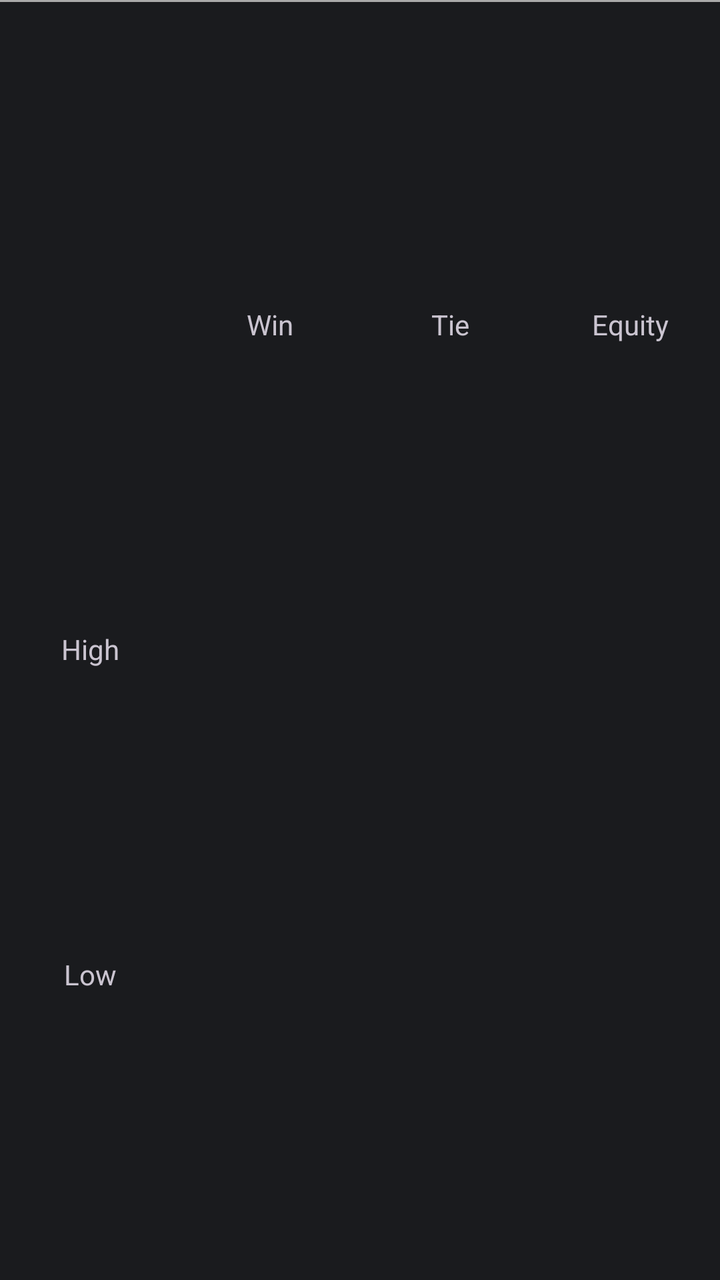
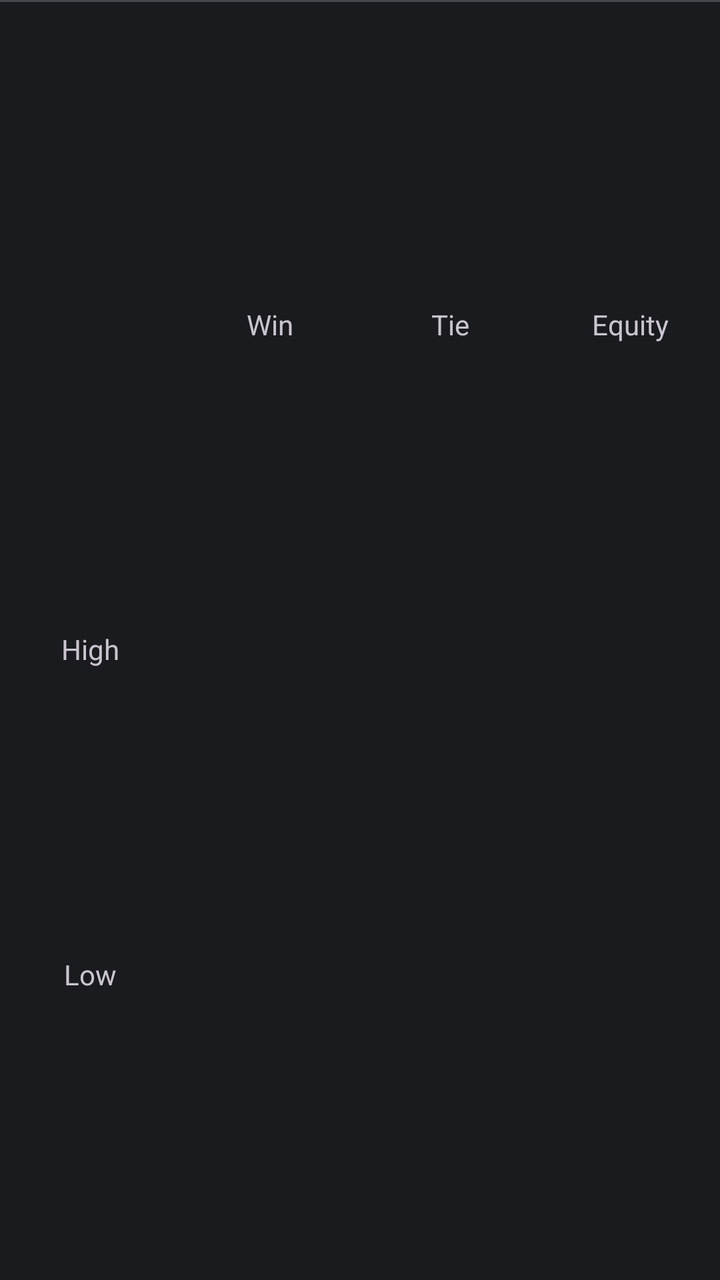

Two renders of the same Android screen: before a commit and after it. Below are the layout's source before the change and the commit's diff.
<!-- AndroidManifest.xml: application theme Theme.CJPokerOddsCalculator -->
<!-- res/layout/omaha_hilo_player_row.xml -->
<?xml version="1.0" encoding="utf-8"?>
<androidx.constraintlayout.widget.ConstraintLayout
    xmlns:android="http://schemas.android.com/apk/res/android"
    xmlns:app="http://schemas.android.com/apk/res-auto"
    android:layout_width="match_parent"
    android:layout_height="wrap_content">

    <View
        android:id="@+id/divider"
        android:layout_width="match_parent"
        android:layout_height="1dp"
        android:background="@android:color/darker_gray"
        app:layout_constraintTop_toTopOf="parent" />

    <Space
        android:id="@+id/space_above_cards"
        android:layout_width="0dp"
        android:layout_height="10dp"
        app:layout_constraintTop_toBottomOf="@id/divider"
        app:layout_constraintLeft_toLeftOf="parent"
        app:layout_constraintWidth_percent="0.8" />

    <Space
        android:id="@+id/space_below_cards"
        android:layout_width="0dp"
        android:layout_height="10dp"
        app:layout_constraintLeft_toLeftOf="parent"
        app:layout_constraintWidth_percent="0.8" />

    <com.google.android.material.button.MaterialButton
        android:id="@+id/remove"
        app:icon="@drawable/outline_close_24"
        app:layout_constraintTop_toBottomOf="@id/divider"
        app:layout_constraintBottom_toTopOf="@id/stats_button"
        app:layout_constraintLeft_toRightOf="@id/space_above_cards"
        app:layout_constraintRight_toRightOf="parent"
        style="@style/SideOmahaIconButton" />

    <com.google.android.material.button.MaterialButton
        android:id="@+id/stats_button"
        app:icon="@drawable/outline_expand_more_24"
        app:layout_constraintTop_toBottomOf="@id/remove"
        app:layout_constraintBottom_toBottomOf="@id/space_below_cards"
        app:layout_constraintLeft_toRightOf="@id/space_above_cards"
        app:layout_constraintRight_toRightOf="parent"
        style="@style/SideOmahaIconButton" />

    <com.google.android.material.textview.MaterialTextView
        android:id="@+id/win_text"
        android:layout_width="0dp"
        android:layout_height="wrap_content"
        android:textSize="14sp"
        android:text="@string/win"
        android:gravity="center"
        app:layout_constraintTop_toBottomOf="@id/stats_button"
        app:layout_constraintBottom_toTopOf="@id/high_text"
        app:layout_constraintLeft_toRightOf="@id/high_text"
        app:layout_constraintRight_toLeftOf="@id/tie_text" />

    <com.google.android.material.textview.MaterialTextView
        android:id="@+id/tie_text"
        android:layout_width="0dp"
        android:layout_height="wrap_content"
        android:textSize="14sp"
        android:text="@string/tie"
        android:gravity="center"
        app:layout_constraintTop_toBottomOf="@id/stats_button"
        app:layout_constraintBottom_toTopOf="@id/high_text"
        app:layout_constraintLeft_toRightOf="@id/win_text"
        app:layout_constraintRight_toLeftOf="@id/equity_text" />

    <com.google.android.material.textview.MaterialTextView
        android:id="@+id/equity_text"
        android:layout_width="0dp"
        android:layout_height="wrap_content"
        android:textSize="14sp"
        android:text="@string/equity"
        android:gravity="center"
        app:layout_constraintTop_toBottomOf="@id/stats_button"
        app:layout_constraintBottom_toTopOf="@id/high_text"
        app:layout_constraintLeft_toRightOf="@id/tie_text"
        app:layout_constraintRight_toRightOf="parent" />

    <com.google.android.material.textview.MaterialTextView
        android:id="@+id/high_text"
        android:layout_width="0dp"
        android:layout_height="wrap_content"
        android:textSize="14sp"
        android:text="@string/high"
        android:gravity="center"
        app:layout_constraintHorizontal_chainStyle="spread_inside"
        app:layout_constraintTop_toBottomOf="@id/win_text"
        app:layout_constraintBottom_toTopOf="@id/low_text"
        app:layout_constraintLeft_toLeftOf="parent"
        app:layout_constraintRight_toLeftOf="@id/win" />

    <com.google.android.material.textview.MaterialTextView
        android:id="@+id/win"
        android:layout_width="0dp"
        android:layout_height="wrap_content"
        android:textSize="14sp"
        android:gravity="center"
        app:layout_constraintHorizontal_chainStyle="spread_inside"
        app:layout_constraintTop_toTopOf="@id/high_text"
        app:layout_constraintBottom_toBottomOf="@id/high_text"
        app:layout_constraintLeft_toRightOf="@id/high_text"
        app:layout_constraintRight_toLeftOf="@id/tie" />

    <com.google.android.material.textview.MaterialTextView
        android:id="@+id/tie"
        android:layout_width="0dp"
        android:layout_height="wrap_content"
        android:textSize="14sp"
        android:gravity="center"
        app:layout_constraintTop_toTopOf="@id/high_text"
        app:layout_constraintBottom_toBottomOf="@id/high_text"
        app:layout_constraintLeft_toRightOf="@id/win"
        app:layout_constraintRight_toLeftOf="@id/equity" />

    <com.google.android.material.textview.MaterialTextView
        android:id="@+id/equity"
        android:layout_width="0dp"
        android:layout_height="wrap_content"
        android:textSize="25sp"
        android:gravity="center"
        app:layout_constraintTop_toTopOf="@id/high_text"
        app:layout_constraintBottom_toBottomOf="@id/low_text"
        app:layout_constraintLeft_toRightOf="@id/tie"
        app:layout_constraintRight_toRightOf="parent" />

    <com.google.android.material.textview.MaterialTextView
        android:id="@+id/low_text"
        android:layout_width="0dp"
        android:layout_height="wrap_content"
        android:textSize="14sp"
        android:text="@string/low"
        android:gravity="center"
        app:layout_constraintHorizontal_chainStyle="spread_inside"
        app:layout_constraintTop_toBottomOf="@id/high_text"
        app:layout_constraintBottom_toTopOf="@id/stats_view"
        app:layout_constraintLeft_toLeftOf="parent"
        app:layout_constraintRight_toLeftOf="@id/win_low" />

    <com.google.android.material.textview.MaterialTextView
        android:id="@+id/win_low"
        android:layout_width="0dp"
        android:layout_height="wrap_content"
        android:textSize="14sp"
        android:gravity="center"
        app:layout_constraintHorizontal_chainStyle="spread_inside"
        app:layout_constraintTop_toTopOf="@id/low_text"
        app:layout_constraintBottom_toBottomOf="@id/low_text"
        app:layout_constraintLeft_toRightOf="@id/low_text"
        app:layout_constraintRight_toLeftOf="@id/tie_low" />

    <com.google.android.material.textview.MaterialTextView
        android:id="@+id/tie_low"
        android:layout_width="0dp"
        android:layout_height="wrap_content"
        android:textSize="14sp"
        android:gravity="center"
        app:layout_constraintTop_toTopOf="@id/low_text"
        app:layout_constraintBottom_toBottomOf="@id/low_text"
        app:layout_constraintLeft_toRightOf="@id/win_low"
        app:layout_constraintRight_toLeftOf="@id/equity" />

    <include
        android:id="@+id/stats_view"
        layout="@layout/stats_layout"
        android:layout_width="match_parent"
        android:layout_height="wrap_content"
        android:layout_marginTop="10dp"
        app:layout_constraintTop_toBottomOf="@id/low_text"
        app:layout_constraintBottom_toBottomOf="parent"
        app:layout_constraintLeft_toLeftOf="parent"
        app:layout_constraintRight_toRightOf="parent" />

</androidx.constraintlayout.widget.ConstraintLayout>
<!-- res/layout/stats_layout.xml (included above) -->
<androidx.constraintlayout.widget.ConstraintLayout
    xmlns:android="http://schemas.android.com/apk/res/android"
    xmlns:app="http://schemas.android.com/apk/res-auto"
    android:layout_width="match_parent"
    android:layout_height="wrap_content"
    android:visibility="gone" >

    <androidx.constraintlayout.widget.Guideline
        android:id="@+id/guideline_1"
        android:layout_width="wrap_content"
        android:layout_height="wrap_content"
        android:orientation="vertical"
        app:layout_constraintGuide_percent="0.05" />

    <androidx.constraintlayout.widget.Guideline
        android:id="@+id/guideline_2"
        android:layout_width="wrap_content"
        android:layout_height="wrap_content"
        android:orientation="vertical"
        app:layout_constraintGuide_percent="0.4" />

    <androidx.constraintlayout.widget.Guideline
        android:id="@+id/guideline_3"
        android:layout_width="wrap_content"
        android:layout_height="wrap_content"
        android:orientation="vertical"
        app:layout_constraintGuide_percent="0.6" />

    <androidx.constraintlayout.widget.Guideline
        android:id="@+id/guideline_4"
        android:layout_width="wrap_content"
        android:layout_height="wrap_content"
        android:orientation="vertical"
        app:layout_constraintGuide_percent="0.95" />

    <com.google.android.material.textview.MaterialTextView
        android:id="@+id/high_card_text"
        android:text="@string/high_card"
        app:layout_constraintTop_toTopOf="parent"
        app:layout_constraintLeft_toRightOf="@id/guideline_1"
        app:layout_constraintRight_toLeftOf="@id/high_card"
        style="@style/StatsText"/>

    <com.google.android.material.textview.MaterialTextView
        android:id="@+id/high_card"
        app:layout_constraintTop_toTopOf="parent"
        app:layout_constraintLeft_toRightOf="@id/high_card_text"
        app:layout_constraintRight_toLeftOf="@id/guideline_2"
        style="@style/StatsText"/>

    <com.google.android.material.textview.MaterialTextView
        android:id="@+id/flush_text"
        android:text="@string/flush"
        app:layout_constraintTop_toTopOf="parent"
        app:layout_constraintLeft_toRightOf="@id/guideline_3"
        app:layout_constraintRight_toLeftOf="@id/flush"
        style="@style/StatsText"/>

    <com.google.android.material.textview.MaterialTextView
        android:id="@+id/flush"
        app:layout_constraintTop_toTopOf="parent"
        app:layout_constraintLeft_toRightOf="@id/flush_text"
        app:layout_constraintRight_toLeftOf="@id/guideline_4"
        style="@style/StatsText"/>

    <com.google.android.material.textview.MaterialTextView
        android:id="@+id/one_pair_text"
        android:text="@string/one_pair"
        app:layout_constraintTop_toBottomOf="@id/high_card_text"
        app:layout_constraintLeft_toRightOf="@id/guideline_1"
        app:layout_constraintRight_toLeftOf="@id/one_pair"
        style="@style/StatsText"/>

    <com.google.android.material.textview.MaterialTextView
        android:id="@+id/one_pair"
        app:layout_constraintTop_toBottomOf="@id/high_card"
        app:layout_constraintLeft_toRightOf="@id/one_pair_text"
        app:layout_constraintRight_toLeftOf="@id/guideline_2"
        style="@style/StatsText"/>

    <com.google.android.material.textview.MaterialTextView
        android:id="@+id/full_house_text"
        android:text="@string/full_house"
        app:layout_constraintTop_toBottomOf="@id/flush_text"
        app:layout_constraintLeft_toRightOf="@id/guideline_3"
        app:layout_constraintRight_toLeftOf="@id/full_house"
        style="@style/StatsText"/>

    <com.google.android.material.textview.MaterialTextView
        android:id="@+id/full_house"
        app:layout_constraintTop_toBottomOf="@id/flush"
        app:layout_constraintLeft_toRightOf="@id/full_house_text"
        app:layout_constraintRight_toLeftOf="@id/guideline_4"
        style="@style/StatsText"/>

    <com.google.android.material.textview.MaterialTextView
        android:id="@+id/two_pair_text"
        android:text="@string/two_pair"
        app:layout_constraintTop_toBottomOf="@id/one_pair_text"
        app:layout_constraintLeft_toRightOf="@id/guideline_1"
        app:layout_constraintRight_toLeftOf="@id/two_pair"
        style="@style/StatsText"/>

    <com.google.android.material.textview.MaterialTextView
        android:id="@+id/two_pair"
        app:layout_constraintTop_toBottomOf="@id/one_pair"
        app:layout_constraintLeft_toRightOf="@id/two_pair_text"
        app:layout_constraintRight_toLeftOf="@id/guideline_2"
        style="@style/StatsText"/>

    <com.google.android.material.textview.MaterialTextView
        android:id="@+id/four_of_a_kind_text"
        android:text="@string/_4_of_a_kind"
        app:layout_constraintTop_toBottomOf="@id/full_house_text"
        app:layout_constraintLeft_toRightOf="@id/guideline_3"
        app:layout_constraintRight_toLeftOf="@id/four_of_a_kind"
        style="@style/StatsText"/>

    <com.google.android.material.textview.MaterialTextView
        android:id="@+id/four_of_a_kind"
        app:layout_constraintTop_toBottomOf="@id/full_house"
        app:layout_constraintLeft_toRightOf="@id/four_of_a_kind_text"
        app:layout_constraintRight_toLeftOf="@id/guideline_4"
        style="@style/StatsText"/>

    <com.google.android.material.textview.MaterialTextView
        android:id="@+id/three_of_a_kind_text"
        android:text="@string/_3_of_a_kind"
        app:layout_constraintTop_toBottomOf="@id/two_pair_text"
        app:layout_constraintLeft_toRightOf="@id/guideline_1"
        app:layout_constraintRight_toLeftOf="@id/three_of_a_kind"
        style="@style/StatsText"/>

    <com.google.android.material.textview.MaterialTextView
        android:id="@+id/three_of_a_kind"
        app:layout_constraintTop_toBottomOf="@id/two_pair"
        app:layout_constraintLeft_toRightOf="@id/three_of_a_kind_text"
        app:layout_constraintRight_toLeftOf="@id/guideline_2"
        style="@style/StatsText"/>

    <com.google.android.material.textview.MaterialTextView
        android:id="@+id/straight_flush_text"
        android:text="@string/straight_flush"
        app:layout_constraintTop_toBottomOf="@id/four_of_a_kind_text"
        app:layout_constraintBottom_toTopOf="@id/straight_text"
        app:layout_constraintLeft_toRightOf="@id/guideline_3"
        app:layout_constraintRight_toLeftOf="@id/straight_flush"
        style="@style/StatsText"/>

    <com.google.android.material.textview.MaterialTextView
        android:id="@+id/straight_flush"
        app:layout_constraintTop_toBottomOf="@id/four_of_a_kind"
        app:layout_constraintLeft_toRightOf="@id/straight_flush_text"
        app:layout_constraintRight_toLeftOf="@id/guideline_4"
        style="@style/StatsText"/>

    <com.google.android.material.textview.MaterialTextView
        android:id="@+id/straight_text"
        android:text="@string/straight"
        app:layout_constraintTop_toBottomOf="@id/three_of_a_kind_text"
        app:layout_constraintLeft_toRightOf="@id/guideline_1"
        app:layout_constraintRight_toLeftOf="@id/straight"
        style="@style/StatsText"/>

    <com.google.android.material.textview.MaterialTextView
        android:id="@+id/straight"
        app:layout_constraintTop_toBottomOf="@id/three_of_a_kind"
        app:layout_constraintLeft_toRightOf="@id/straight_text"
        app:layout_constraintRight_toLeftOf="@id/guideline_2"
        style="@style/StatsText"/>

</androidx.constraintlayout.widget.ConstraintLayout>
<!-- resources referenced by this layout -->
<resources>
  <!-- drawable outline_close_24 (drawable) -->
  <vector xmlns:android="http://schemas.android.com/apk/res/android" android:height="24dp" android:tint="#000000" android:viewportHeight="960" android:viewportWidth="960" android:width="24dp">
        
      <path android:fillColor="@android:color/white" android:pathData="M256,760L200,704L424,480L200,256L256,200L480,424L704,200L760,256L536,480L760,704L704,760L480,536L256,760Z"/>
      
  </vector>
  <!-- drawable outline_expand_more_24 (drawable) -->
  <vector xmlns:android="http://schemas.android.com/apk/res/android" android:height="24dp" android:tint="#000000" android:viewportHeight="24" android:viewportWidth="24" android:width="24dp">
        
      <path android:fillColor="@android:color/white" android:pathData="M16.59,8.59L12,13.17 7.41,8.59 6,10l6,6 6,-6 -1.41,-1.41z"/>
      
  </vector>
  <string name="_3_of_a_kind">3 of a Kind</string>
  <string name="_4_of_a_kind">4 of a Kind</string>
  <string name="equity">Equity</string>
  <string name="flush">Flush</string>
  <string name="full_house">Full House</string>
  <string name="high">High</string>
  <string name="high_card">High Card</string>
  <string name="low">Low</string>
  <string name="one_pair">One Pair</string>
  <string name="straight">Straight</string>
  <string name="straight_flush">Straight Flush</string>
  <string name="tie">Tie</string>
  <string name="two_pair">Two Pair</string>
  <string name="win">Win</string>
  <style name="SideOmahaIconButton" parent="SideOmahaButton">
          <item name="iconGravity">textTop</item>
          <item name="iconTint">@android:color/white</item>
          <item name="iconPadding">0dp</item>
          <item name="iconSize">24dp</item>
      </style>
  <style name="StatsText" parent="Widget.MaterialComponents.TextView">
          <item name="android:layout_width">wrap_content</item>
          <item name="android:layout_height">wrap_content</item>
          <item name="android:textSize">12sp</item>
          <item name="layout_constraintHorizontal_chainStyle">spread_inside</item>
      </style>
  <style name="Theme.CJPokerOddsCalculator" parent="Base.Theme.CJPokerOddsCalculator" />
  <style name="SideOmahaButton" parent="SideButton">
          <item name="android:layout_width">0dp</item>
          <item name="cornerRadius">10dp</item>
          <item name="layout_constraintDimensionRatio">1:1</item>
      </style>
  <style name="Base.Theme.CJPokerOddsCalculator" parent="Theme.Material3.Dark.NoActionBar">
          <item name="colorPrimary">#449DEF</item>
          <item name="colorOnPrimary">#FFFFFF</item>
          <item name="android:colorBackground">#1A1B1E</item>
      </style>
  <style name="SideButton" parent="Widget.Material3.Button">
          <item name="android:layout_height">0dp</item>
          <item name="android:padding">0dp</item>
          <item name="android:insetBottom">0dp</item>
          <item name="android:insetTop">0dp</item>
          <item name="android:layout_margin">1dp</item>
          <item name="backgroundTint">@android:color/transparent</item>
      </style>
</resources>

<!-- the commit's change to res/layout/omaha_hilo_player_row.xml (unified diff, before → after) -->
@@ -9,7 +9,7 @@
         android:id="@+id/divider"
         android:layout_width="match_parent"
         android:layout_height="1dp"
-        android:background="@android:color/darker_gray"
+        android:background="@color/button_border"
         app:layout_constraintTop_toTopOf="parent" />
 
     <Space
<!-- resource entries referenced after the edit -->
@@ -1,5 +1,6 @@
 <!-- resources referenced by this layout -->
 <resources>
+  <color name="button_border">#44474E</color>
   <!-- drawable outline_close_24 (drawable) -->
   <vector xmlns:android="http://schemas.android.com/apk/res/android" android:height="24dp" android:tint="#000000" android:viewportHeight="960" android:viewportWidth="960" android:width="24dp">
         
@@ -28,7 +29,7 @@
   <string name="win">Win</string>
   <style name="SideOmahaIconButton" parent="SideOmahaButton">
           <item name="iconGravity">textTop</item>
-          <item name="iconTint">@android:color/white</item>
+          <item name="iconTint">@color/button_content</item>
           <item name="iconPadding">0dp</item>
           <item name="iconSize">24dp</item>
       </style>
@@ -37,6 +38,7 @@
           <item name="android:layout_height">wrap_content</item>
           <item name="android:textSize">12sp</item>
           <item name="layout_constraintHorizontal_chainStyle">spread_inside</item>
+          <item name="android:textColor">@color/stats_text</item>
       </style>
   <style name="Theme.CJPokerOddsCalculator" parent="Base.Theme.CJPokerOddsCalculator" />
   <style name="SideOmahaButton" parent="SideButton">
@@ -44,9 +46,11 @@
           <item name="cornerRadius">10dp</item>
           <item name="layout_constraintDimensionRatio">1:1</item>
       </style>
+  <color name="button_content">#E3E2E6</color>
+  <color name="stats_text">#C4C6CF</color>
   <style name="Base.Theme.CJPokerOddsCalculator" parent="Theme.Material3.Dark.NoActionBar">
-          <item name="colorPrimary">#449DEF</item>
-          <item name="colorOnPrimary">#FFFFFF</item>
+          <item name="colorPrimary">#A9C7FF</item>
+          <item name="colorOnPrimary">#000000</item>
           <item name="android:colorBackground">#1A1B1E</item>
       </style>
   <style name="SideButton" parent="Widget.Material3.Button">
